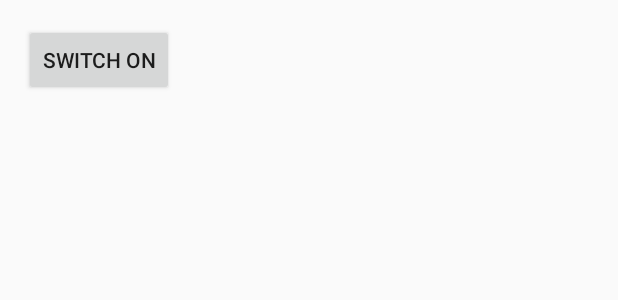
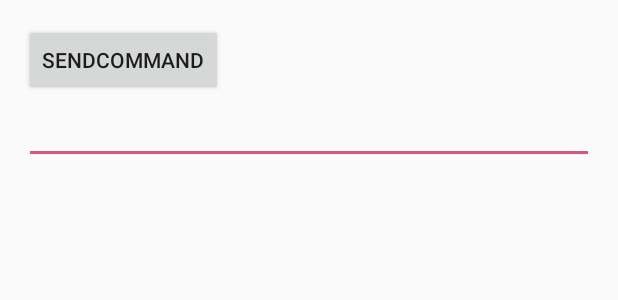
Before and after one commit to M-Maamoon/Spodervis, an Android app: the layout activity_main.xml on its own in the app's theme, with its tools: preview values and no code run, on a phone screen of 412 x 824 dp. Shown: the top 300 px of the screen. Run offline under Robolectric (Android 15) with nearby library versions, the light colour scheme and no system bars.

Commit message:
The app can now send HTTP requests to the NLP unit

```diff
--- a/app/src/main/res/layout/activity_main.xml
+++ b/app/src/main/res/layout/activity_main.xml
@@ -13,9 +13,26 @@
 
 
     <Button
-        android:id="@+id/switchLightButton"
+        android:id="@+id/sendCommand"
         android:layout_width="wrap_content"
         android:layout_height="wrap_content"
-        android:text="Switch On"
-        android:onClick="switchLight"/>
+        android:text="sendCommand"
+        android:onClick="sendCommand"/>
+
+    <EditText
+        android:id="@+id/commandField"
+        android:layout_width="match_parent"
+        android:layout_height="wrap_content"
+        android:layout_below="@id/sendCommand"
+        android:textColor="#000000"/>
+
+    <TextView
+        android:id="@+id/text"
+        android:layout_width="match_parent"
+        android:layout_height="wrap_content"
+        android:layout_below="@+id/commandField"
+        android:textColor="#000000"
+        android:gravity="center"
+        android:textSize="24sp"
+        />
 </RelativeLayout>
```
Also changed, not shown: app/src/main/java/com/example/moaaz/spodervis/MainActivity.java (+60 -4 lines), app/src/main/java/com/example/moaaz/spodervis/nlp.java (added, +125 -0 lines).
